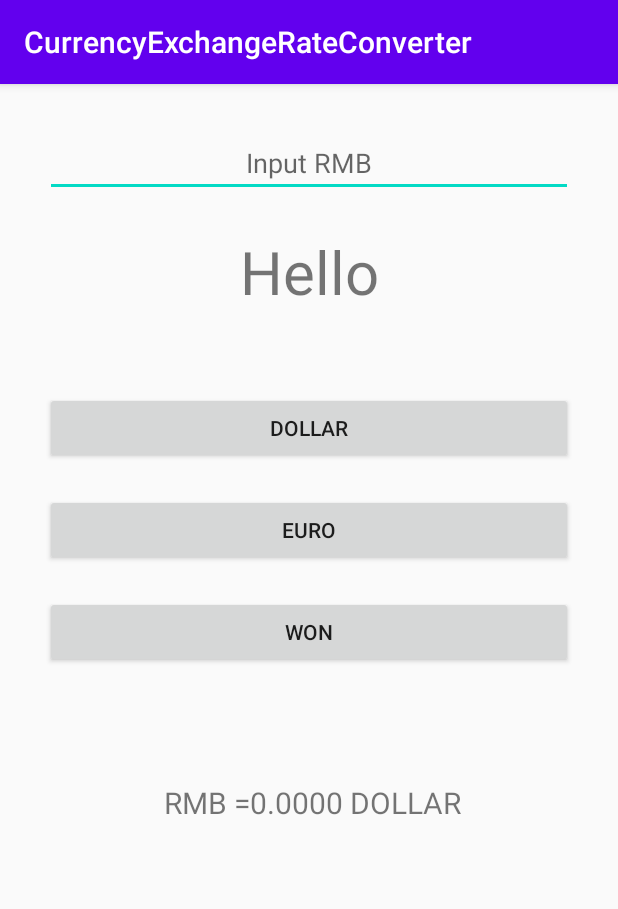
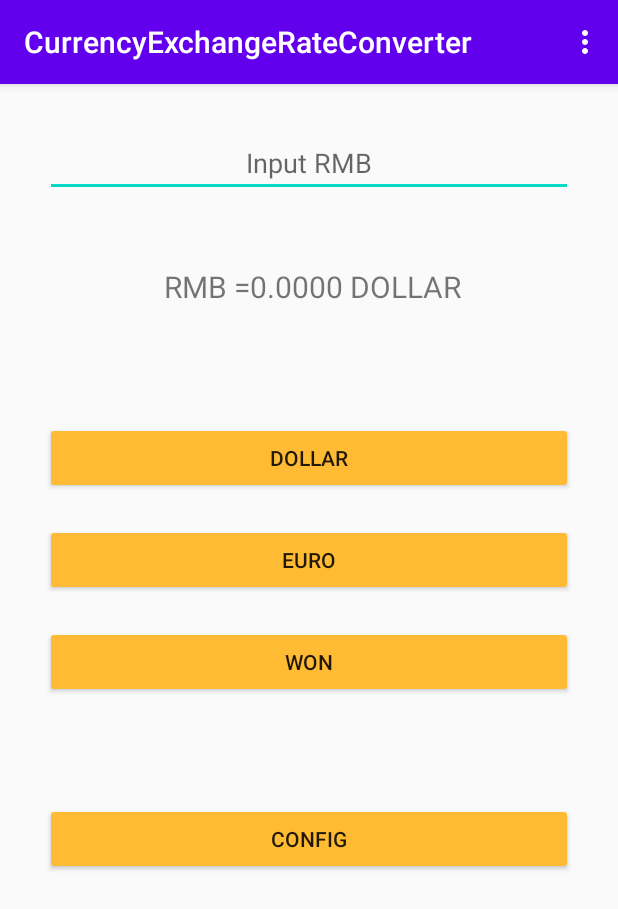
Before and after one commit to Lihuiyun-shuqi/FirstApp2020, an Android app: the screen it shows after launch (MainActivity), after a tap on "DOLLAR", on a phone screen of 412 x 824 dp. Shown: the top 909 px of the screen. Run offline under Robolectric (Android 15) with nearby library versions, the phone set to English and light mode, and no system bars; 1 statement that could not run was skipped.

Commit message:
改进的汇率转换器（新增了菜单项；将之前写的不同汇率转换的三个函数写到了一个函数中；新增了config按钮，点击后可跳转至新页面即汇率配置界面，并将当前汇率作为参数传递过去；可在汇率配置界面对不同汇率进行设置，点击save按钮后，返回第一个界面即汇率转换界面，并将修改后的新汇率作为参数传回去）

```diff
--- a/app/src/main/java/com/swufe/firstapp/MainActivity.java
+++ b/app/src/main/java/com/swufe/firstapp/MainActivity.java
@@ -1,44 +1,109 @@
 package com.swufe.firstapp;
 
+import android.content.Intent;
+import android.support.annotation.NonNull;
+import android.support.annotation.Nullable;
 import android.support.v7.app.AppCompatActivity;
 import android.os.Bundle;
+import android.util.Log;
+import android.view.Menu;
+import android.view.MenuItem;
 import android.view.View;
 import android.widget.EditText;
 import android.widget.TextView;
+import android.widget.Toast;
+
 import java.text.DecimalFormat;
 
 public class MainActivity extends AppCompatActivity {
+    private static final String TAG = "MainActivity";
     TextView out;
     EditText edit;
     DecimalFormat df;
-
+    double dollar_rate = 0.1471;
+    double euro_rate = 0.125;
+    double won_rate = 171.4571;
     @Override
     protected void onCreate(Bundle savedInstanceState) {
         super.onCreate(savedInstanceState);
         setContentView(R.layout.activity_main);
         edit = (EditText)findViewById(R.id.editTextNumberDecimal);
-        out = (TextView) findViewById(R.id.textView);
+        out = (TextView) findViewById(R.id.textView6);
         df = new DecimalFormat( "0.0000");//设置double类型小数点后位数格式
     }
-    public void btna(View v){
+    public void btn_convert(View btn){
+        if(edit.getText().toString()==""){
+            Toast.makeText(this, "请输入人民币金额", Toast.LENGTH_SHORT).show();
+        }else{
             double oc = Double.parseDouble(edit.getText().toString());
-        double t = oc * 0.1471;
+            if(btn.getId()==R.id.buttona){
+                double t = oc * dollar_rate;
                 String s = String.valueOf(df.format(t));
                 String str = edit.getText().toString() + " RMB =" + s + " DOLLAR";
                 out.setText(str);
-    }
-    public void btnb(View v){
-        double oc = Double.parseDouble(edit.getText().toString());
-        double t = oc * 0.125;
+            }else if(btn.getId()==R.id.buttonb){
+                double t = oc * euro_rate;
                 String s = String.valueOf(df.format(t));
                 String str = edit.getText().toString() + " RMB =" + s + " EURO";
                 out.setText(str);
-    }
-    public void btnc(View v){
-        double oc = Double.parseDouble(edit.getText().toString());
-        double t = oc * 171.4571;
+            }else if(btn.getId()==R.id.buttonc){
+                double t = oc * won_rate;
                 String s = String.valueOf(df.format(t));
                 String str = edit.getText().toString() + " RMB =" + s + " WON";
                 out.setText(str);
             }
         }
+    }
+
+    public void open_new(View v){
+        Intent config = new Intent(this,MainActivity2.class);
+        //使用putExtra传递参数
+        /*config.putExtra("dollar_rate_key",dollar_rate);
+        config.putExtra("euro_rate_key",euro_rate);
+        config.putExtra("won_rate_key",won_rate);*/
+
+        //使用Bundle传递参数
+        Bundle bdl = new Bundle();
+        bdl.putDouble("dollar_rate_key",dollar_rate);
+        bdl.putDouble("euro_rate_key",euro_rate);
+        bdl.putDouble("won_rate_key",won_rate);
+        config.putExtras(bdl);
+
+        Log.i(TAG,"openOne:dollarRate="+dollar_rate);
+        Log.i(TAG,"openOne:euroRate="+euro_rate);
+        Log.i(TAG,"openOne:wonRate="+won_rate);
+
+        //startActivity(config);//打开一个新页面
+        startActivityForResult(config,1);//打开可返回数据窗口
+    }
+
+    @Override
+    protected void onActivityResult(int requestCode, int resultCode, @Nullable Intent data) {
+        if(requestCode==1 && resultCode==3){
+            Bundle bdl_gain_new = data.getExtras();
+            dollar_rate = bdl_gain_new.getDouble("dollar_rate_key",0.1f);
+            euro_rate = bdl_gain_new.getDouble("euro_rate_key",0.1f);
+            won_rate = bdl_gain_new.getDouble("won_rate_key",0.1f);
+
+            Log.i(TAG,"onActivityResult:dollarRate="+dollar_rate);
+            Log.i(TAG,"onActivityResult:euroRate="+euro_rate);
+            Log.i(TAG,"onActivityResult:wonRate="+won_rate);
+
+        }
+        super.onActivityResult(requestCode, resultCode, data);
+    }
+
+    @Override
+    public boolean onCreateOptionsMenu(Menu menu) {//启用菜单项
+        getMenuInflater().inflate(R.menu.first_menu,menu);
+        return true;
+    }
+
+    @Override
+    public boolean onOptionsItemSelected(@NonNull MenuItem item) {//处理菜单事件，设置菜单项中每一个item的功能
+        if(item.getItemId()==R.id.menu1){
+            //设置功能，与设置按钮的事件一样
+        }
+        return super.onOptionsItemSelected(item);
+    }
+}
--- a/app/src/main/res/layout/activity_main.xml
+++ b/app/src/main/res/layout/activity_main.xml
@@ -21,9 +21,9 @@
     <TextView
         android:id="@+id/textView6"
         android:layout_width="match_parent"
-        android:layout_height="60dp"
+        android:layout_height="80dp"
         android:gravity="center"
-        android:textSize="40sp"
+        android:textSize="20sp"
         android:layout_marginBottom="50dp"
         android:text="@string/textView6"/>
 
@@ -33,7 +33,7 @@
         android:layout_height="wrap_content"
         android:layout_marginBottom="20dp"
         android:text="@string/buttona"
-        android:onClick="btna"/>
+        android:onClick="btn_convert"/>
 
     <Button
         android:id="@+id/buttonb"
@@ -41,7 +41,7 @@
         android:layout_height="wrap_content"
         android:layout_marginBottom="20dp"
         android:text="@string/buttonb"
-        android:onClick="btnb"/>
+        android:onClick="btn_convert"/>
 
     <Button
         android:id="@+id/buttonc"
@@ -49,13 +49,15 @@
         android:layout_height="wrap_content"
         android:layout_marginBottom="50dp"
         android:text="@string/buttonc"
-        android:onClick="btnc"/>
+        android:onClick="btn_convert"/>
 
-    <TextView
-        android:id="@+id/textView"
+    <Button
+        android:id="@+id/btn_config"
         android:layout_width="match_parent"
-        android:layout_height="80dp"
-        android:gravity="center"
-        android:textSize="20sp"/>
+        android:layout_height="wrap_content"
+        android:layout_marginTop="20dp"
+        android:onClick="open_new"
+        android:text="@string/btn_config" />
+
 
 </LinearLayout>
--- /dev/null
+++ b/app/src/main/res/menu/first_menu.xml
@@ -0,0 +1,8 @@
+<?xml version="1.0" encoding="utf-8"?>
+<menu xmlns:app="http://schemas.android.com/apk/res-auto"
+    xmlns:android="http://schemas.android.com/apk/res/android">
+
+    <item
+        android:id="@+id/menu1"
+        android:title="@string/menu1" />
+</menu>
--- a/app/src/main/res/values/strings.xml
+++ b/app/src/main/res/values/strings.xml
@@ -1,7 +1,10 @@
 <resources>
     <string name="app_name">CurrencyExchangeRateConverter</string>
-    <string name="textView6">Hello</string>
+    <string name="textView6">Currency Converter</string>
     <string name="buttona">DOLLAR</string>
     <string name="buttonb">EURO</string>
     <string name="buttonc">WON</string>
+    <string name="btn_config">CONFIG</string>
+    <string name="btn_save_config">SAVE</string>
+    <string name="menu1">Setting</string>
 </resources>
--- a/app/src/main/res/values/styles.xml
+++ b/app/src/main/res/values/styles.xml
@@ -5,6 +5,7 @@
         <item name="colorPrimary">@color/colorPrimary</item>
         <item name="colorPrimaryDark">@color/colorPrimaryDark</item>
         <item name="colorAccent">@color/colorAccent</item>
+        <item name="colorButtonNormal">@android:color/holo_orange_light</item>
     </style>
 
 </resources>
```
Also changed, not shown: app/src/main/AndroidManifest.xml (+7 -0 lines), app/src/main/java/com/swufe/firstapp/MainActivity2.java (added, +79 -0 lines), app/src/main/res/layout/activity_main2.xml (added, +40 -0 lines). Lines whose indentation alone changed are shown as unchanged.
